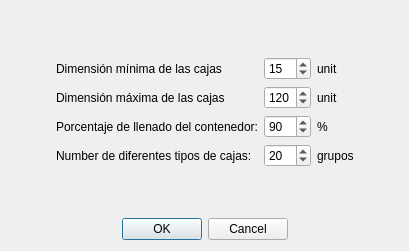
Old version of the form dialoggenerateproblem.ui in the repository amsantosr/ContainerApp.
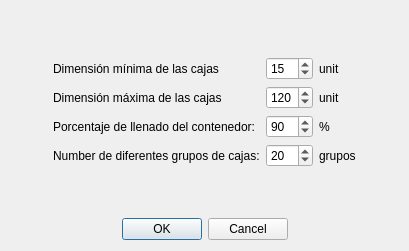
New version of the form.

Commit message: Tipos por grupos

Patch:
```diff
--- a/dialoggenerateproblem.ui
+++ b/dialoggenerateproblem.ui
@@ -86,7 +86,7 @@
      <item row="3" column="0">
       <widget class="QLabel" name="label_4">
        <property name="text">
-        <string>Number de diferentes tipos de cajas:</string>
+        <string>Number de diferentes grupos de cajas:</string>
        </property>
       </widget>
      </item>
```
The commit also changes 1 other file.
